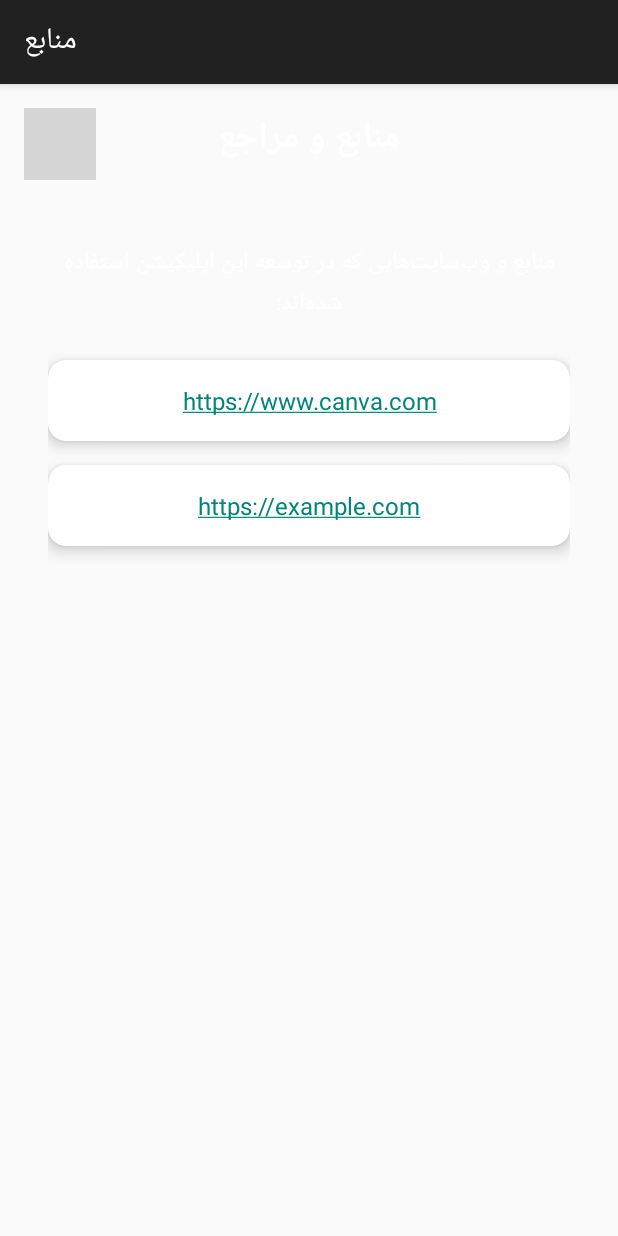
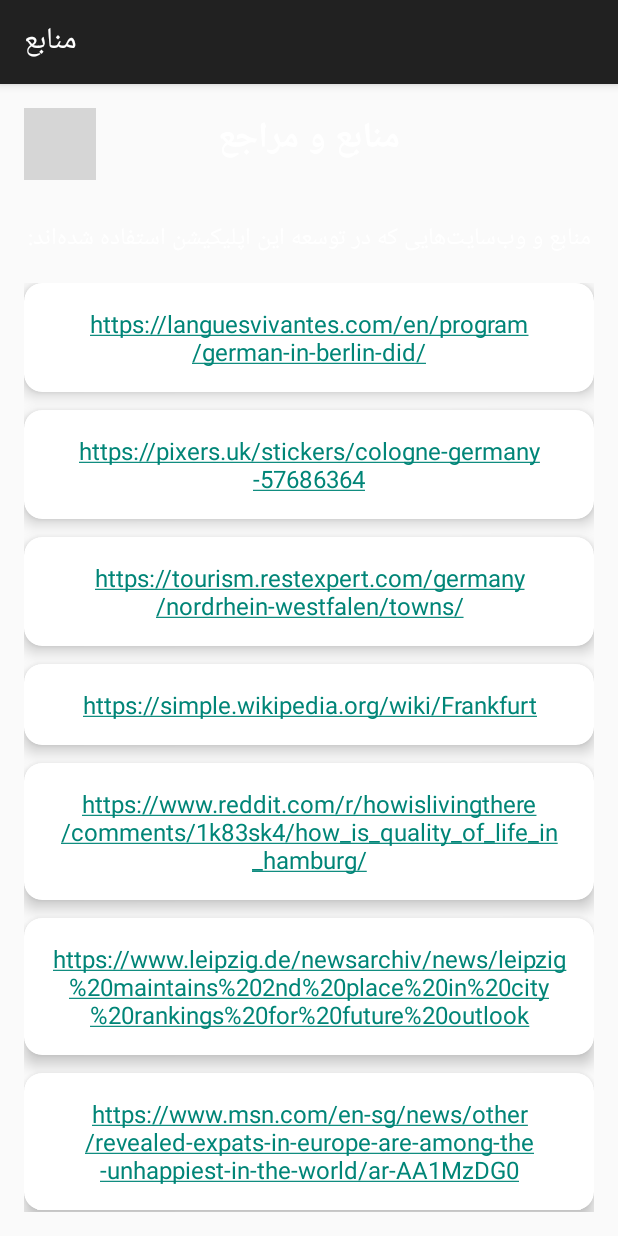
Before and after one commit to mhsenpc/german_android_game, an Android app: the ReferencesActivity screen opened directly, with no data from a screen before it, on a phone screen of 412 x 824 dp. Run offline under Robolectric (Android 15) with nearby library versions, the phone set to English and light mode, and no system bars; grey boxes are pictures that could not be loaded.

Commit message:
fill references page

```diff
--- /dev/null
+++ b/app/src/main/java/sibpardazan/gharb/satzpuzzle/ReferenceUrlAdapter.kt
@@ -0,0 +1,48 @@
+package sibpardazan.gharb.satzpuzzle
+
+import android.content.Intent
+import android.net.Uri
+import android.view.LayoutInflater
+import android.view.View
+import android.view.ViewGroup
+import android.widget.TextView
+import androidx.recyclerview.widget.RecyclerView
+import sibpardazan.gharb.satzpuzzle.databinding.ItemReferenceUrlBinding
+
+class ReferenceUrlAdapter(private val urls: List<String>) : RecyclerView.Adapter<ReferenceUrlAdapter.ViewHolder>() {
+
+    override fun onCreateViewHolder(parent: ViewGroup, viewType: Int): ViewHolder {
+        val binding = ItemReferenceUrlBinding.inflate(LayoutInflater.from(parent.context), parent, false)
+        return ViewHolder(binding)
+    }
+
+    override fun onBindViewHolder(holder: ViewHolder, position: Int) {
+        holder.bind(urls[position])
+    }
+
+    override fun getItemCount(): Int = urls.size
+
+    inner class ViewHolder(private val binding: ItemReferenceUrlBinding) : RecyclerView.ViewHolder(binding.root) {
+
+        fun bind(url: String) {
+            binding.urlTextView.text = url
+
+            binding.root.setOnClickListener {
+                openWebsite(url)
+            }
+
+            binding.urlTextView.setOnClickListener {
+                openWebsite(url)
+            }
+        }
+
+        private fun openWebsite(url: String) {
+            try {
+                val intent = Intent(Intent.ACTION_VIEW, Uri.parse(url))
+                binding.root.context.startActivity(intent)
+            } catch (e: Exception) {
+                e.printStackTrace()
+            }
+        }
+    }
+}
--- a/app/src/main/java/sibpardazan/gharb/satzpuzzle/ReferencesActivity.kt
+++ b/app/src/main/java/sibpardazan/gharb/satzpuzzle/ReferencesActivity.kt
@@ -1,45 +1,37 @@
 package sibpardazan.gharb.satzpuzzle
 
-import android.content.Intent
-import android.net.Uri
 import android.os.Bundle
 import androidx.appcompat.app.AppCompatActivity
+import androidx.recyclerview.widget.LinearLayoutManager
 import sibpardazan.gharb.satzpuzzle.databinding.ActivityReferencesBinding
 
 class ReferencesActivity : AppCompatActivity() {
 
     private lateinit var binding: ActivityReferencesBinding
+    private lateinit var adapter: ReferenceUrlAdapter
 
     override fun onCreate(savedInstanceState: Bundle?) {
         super.onCreate(savedInstanceState)
         binding = ActivityReferencesBinding.inflate(layoutInflater)
         setContentView(binding.root)
 
+        setupRecyclerView()
         setupClickListeners()
+    }
+
+    private fun setupRecyclerView() {
+        val urls = resources.getStringArray(R.array.reference_urls).toList()
+        adapter = ReferenceUrlAdapter(urls)
+
+        binding.recyclerView.apply {
+            layoutManager = LinearLayoutManager(this@ReferencesActivity)
+            adapter = this@ReferencesActivity.adapter
+        }
     }
 
     private fun setupClickListeners() {
         binding.backButton.setOnClickListener {
             finish()
         }
-
-        // URL text view click listeners
-        binding.website1UrlTextView.setOnClickListener {
-            openWebsite(getString(R.string.website_1_url))
-        }
-
-        binding.website2UrlTextView.setOnClickListener {
-            openWebsite(getString(R.string.website_2_url))
-        }
-    }
-
-    private fun openWebsite(url: String) {
-        try {
-            val intent = Intent(Intent.ACTION_VIEW, Uri.parse(url))
-            startActivity(intent)
-        } catch (e: Exception) {
-            // Handle error if no browser app is available
-            e.printStackTrace()
-        }
     }
 }
--- a/app/src/main/res/layout/activity_references.xml
+++ b/app/src/main/res/layout/activity_references.xml
@@ -31,81 +31,33 @@
         app:layout_constraintStart_toStartOf="parent"
         app:layout_constraintTop_toTopOf="parent" />
 
-    <ScrollView
-        android:id="@+id/scrollView"
+    <TextView
+        android:id="@+id/descriptionTextView"
+        android:layout_width="0dp"
+        android:layout_height="wrap_content"
+        android:layout_marginStart="16dp"
+        android:layout_marginTop="32dp"
+        android:layout_marginEnd="16dp"
+        android:layout_marginBottom="16dp"
+        android:gravity="center"
+        android:text="@string/references_description"
+        android:textColor="@color/white"
+        android:textSize="16sp"
+        app:layout_constraintEnd_toEndOf="parent"
+        app:layout_constraintStart_toStartOf="parent"
+        app:layout_constraintTop_toBottomOf="@id/titleTextView" />
+
+    <androidx.recyclerview.widget.RecyclerView
+        android:id="@+id/recyclerView"
         android:layout_width="0dp"
         android:layout_height="0dp"
         android:layout_marginStart="16dp"
-        android:layout_marginTop="32dp"
+        android:layout_marginTop="16dp"
         android:layout_marginEnd="16dp"
         android:layout_marginBottom="16dp"
         app:layout_constraintBottom_toBottomOf="parent"
         app:layout_constraintEnd_toEndOf="parent"
         app:layout_constraintStart_toStartOf="parent"
-        app:layout_constraintTop_toBottomOf="@id/titleTextView">
-
-        <LinearLayout
-            android:layout_width="match_parent"
-            android:layout_height="wrap_content"
-            android:orientation="vertical"
-            android:padding="16dp">
-
-            <TextView
-                android:id="@+id/descriptionTextView"
-                android:layout_width="match_parent"
-                android:layout_height="wrap_content"
-                android:layout_marginBottom="24dp"
-                android:gravity="center"
-                android:text="@string/references_description"
-                android:textColor="@color/white"
-                android:textSize="16sp" />
-
-            <androidx.cardview.widget.CardView
-                android:id="@+id/card1"
-                android:layout_width="match_parent"
-                android:layout_height="wrap_content"
-                android:layout_marginBottom="16dp"
-                app:cardBackgroundColor="@android:color/white"
-                app:cardCornerRadius="12dp"
-                app:cardElevation="6dp">
-
-                <TextView
-                    android:id="@+id/website1UrlTextView"
-                    android:layout_width="match_parent"
-                    android:layout_height="wrap_content"
-                    android:padding="16dp"
-                    android:autoLink="web"
-                    android:text="@string/website_1_url"
-                    android:textColor="@android:color/holo_blue_dark"
-                    android:textSize="16sp"
-                    android:gravity="center" />
-
-            </androidx.cardview.widget.CardView>
-
-            <androidx.cardview.widget.CardView
-                android:id="@+id/card2"
-                android:layout_width="match_parent"
-                android:layout_height="wrap_content"
-                android:layout_marginBottom="16dp"
-                app:cardBackgroundColor="@android:color/white"
-                app:cardCornerRadius="12dp"
-                app:cardElevation="6dp">
-
-                <TextView
-                    android:id="@+id/website2UrlTextView"
-                    android:layout_width="match_parent"
-                    android:layout_height="wrap_content"
-                    android:padding="16dp"
-                    android:autoLink="web"
-                    android:text="@string/website_2_url"
-                    android:textColor="@android:color/holo_blue_dark"
-                    android:textSize="16sp"
-                    android:gravity="center" />
-
-            </androidx.cardview.widget.CardView>
-
-        </LinearLayout>
-
-    </ScrollView>
+        app:layout_constraintTop_toBottomOf="@id/descriptionTextView" />
 
 </androidx.constraintlayout.widget.ConstraintLayout>
--- /dev/null
+++ b/app/src/main/res/layout/item_reference_url.xml
@@ -0,0 +1,21 @@
+<?xml version="1.0" encoding="utf-8"?>
+<androidx.cardview.widget.CardView xmlns:android="http://schemas.android.com/apk/res/android"
+    xmlns:app="http://schemas.android.com/apk/res-auto"
+    android:layout_width="match_parent"
+    android:layout_height="wrap_content"
+    android:layout_marginBottom="12dp"
+    app:cardBackgroundColor="@android:color/white"
+    app:cardCornerRadius="12dp"
+    app:cardElevation="6dp">
+
+    <TextView
+        android:id="@+id/urlTextView"
+        android:layout_width="match_parent"
+        android:layout_height="wrap_content"
+        android:padding="16dp"
+        android:autoLink="web"
+        android:textColor="@android:color/holo_blue_dark"
+        android:textSize="16sp"
+        android:gravity="center" />
+
+</androidx.cardview.widget.CardView>
--- a/app/src/main/res/values/strings.xml
+++ b/app/src/main/res/values/strings.xml
@@ -61,10 +61,17 @@
     <string name="references_title">منابع و مراجع</string>
     <string name="references_description">منابع و وب‌سایت‌هایی که در توسعه این اپلیکیشن استفاده شده‌اند:</string>
     <string name="references_label">منابع</string>
-    <string name="website_1_name">Canva</string>
-    <string name="website_1_url">https://www.canva.com</string>
-    <string name="website_2_name">Example Website</string>
-    <string name="website_2_url">https://example.com</string>
+
+    <string-array name="reference_urls">
+        <item>https://languesvivantes.com/en/program/german-in-berlin-did/</item>
+        <item>https://pixers.uk/stickers/cologne-germany-57686364</item>
+        <item>https://tourism.restexpert.com/germany/nordrhein-westfalen/towns/</item>
+        <item>https://simple.wikipedia.org/wiki/Frankfurt</item>
+        <item>https://www.reddit.com/r/howislivingthere/comments/1k83sk4/how_is_quality_of_life_in_hamburg/</item>
+        <item>https://www.leipzig.de/newsarchiv/news/leipzig%20maintains%202nd%20place%20in%20city%20rankings%20for%20future%20outlook</item>
+        <item>https://www.msn.com/en-sg/news/other/revealed-expats-in-europe-are-among-the-unhappiest-in-the-world/ar-AA1MzDG0</item>
+        <item>https://uniquegermany.de/portfolio-item/private-walking-tour-of-stuttgart/</item>
+    </string-array>
 
     <!-- City Progression -->
     <string name="hamburg_key">hamburg</string>
```
